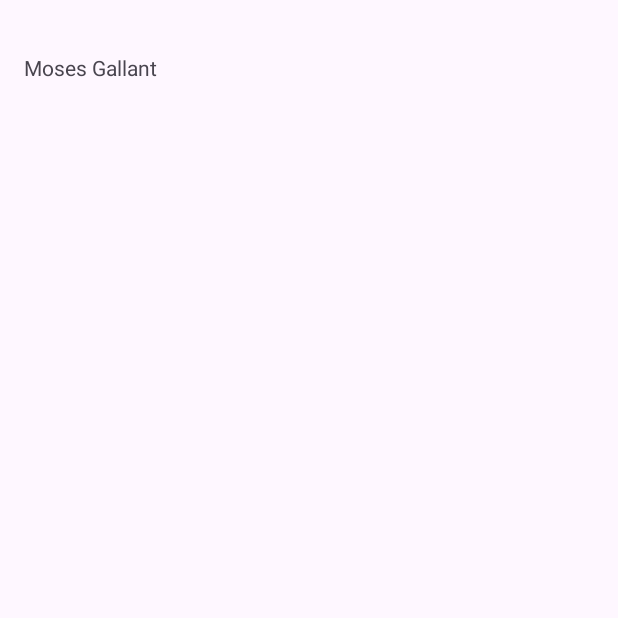
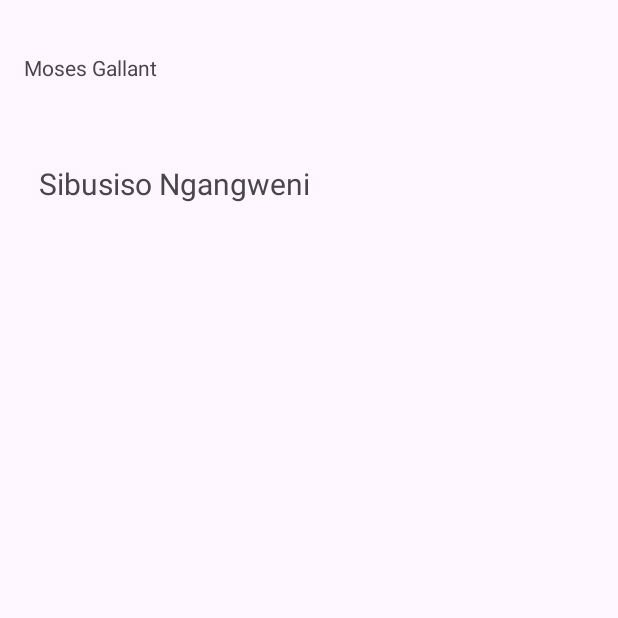
Before and after one commit to NoureldeenHassan/GroupTest, an Android app: the screen it shows after launch (MainActivity), on a phone screen of 412 x 824 dp, the top half of it. Before the commit the part shown is almost empty. Run offline under Robolectric (Android 15) with nearby library versions, the phone set to English and light mode, and no system bars.

Commit message:
siso's Commit

```diff
--- a/app/src/main/res/layout/activity_main.xml
+++ b/app/src/main/res/layout/activity_main.xml
@@ -17,4 +17,17 @@
         app:layout_constraintTop_toTopOf="parent"
         app:layout_constraintVertical_bias="0.044" />
 
+    <TextView
+        android:id="@+id/textView"
+        android:layout_width="wrap_content"
+        android:layout_height="wrap_content"
+        android:textSize="20sp"
+        android:text="Sibusiso Ngangweni"
+        app:layout_constraintBottom_toBottomOf="parent"
+        app:layout_constraintEnd_toEndOf="parent"
+        app:layout_constraintHorizontal_bias="0.113"
+        app:layout_constraintStart_toStartOf="parent"
+        app:layout_constraintTop_toTopOf="parent"
+        app:layout_constraintVertical_bias="0.136" />
+
 </androidx.constraintlayout.widget.ConstraintLayout>
```
Also changed, not shown: 1 other file.
